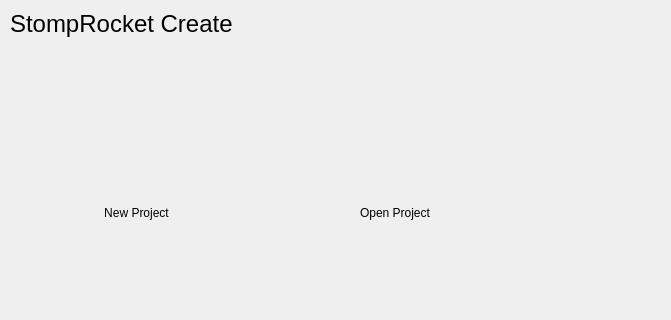
First picture: the form in projectdialog.ui, repository StompRocket/DeFlash-Builder, before the edit; both pictures show x 0 to 671 and y 0 to 320 of the 814 by 591 pixel window.
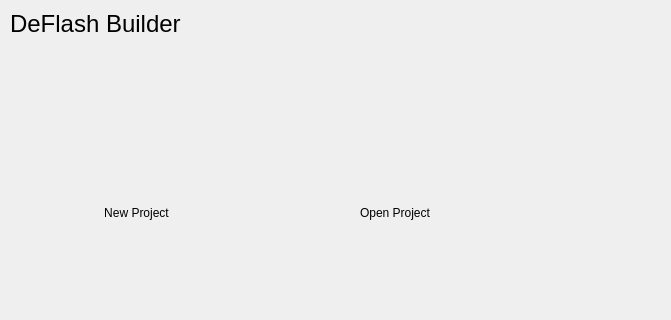
Second picture: the form after the edit.

What changed in the file:
```diff
--- a/projectdialog.ui
+++ b/projectdialog.ui
@@ -34,7 +34,7 @@
        </font>
       </property>
       <property name="text">
-       <string>StompRocket Create</string>
+       <string>DeFlash Builder</string>
       </property>
      </widget>
     </item>
```
